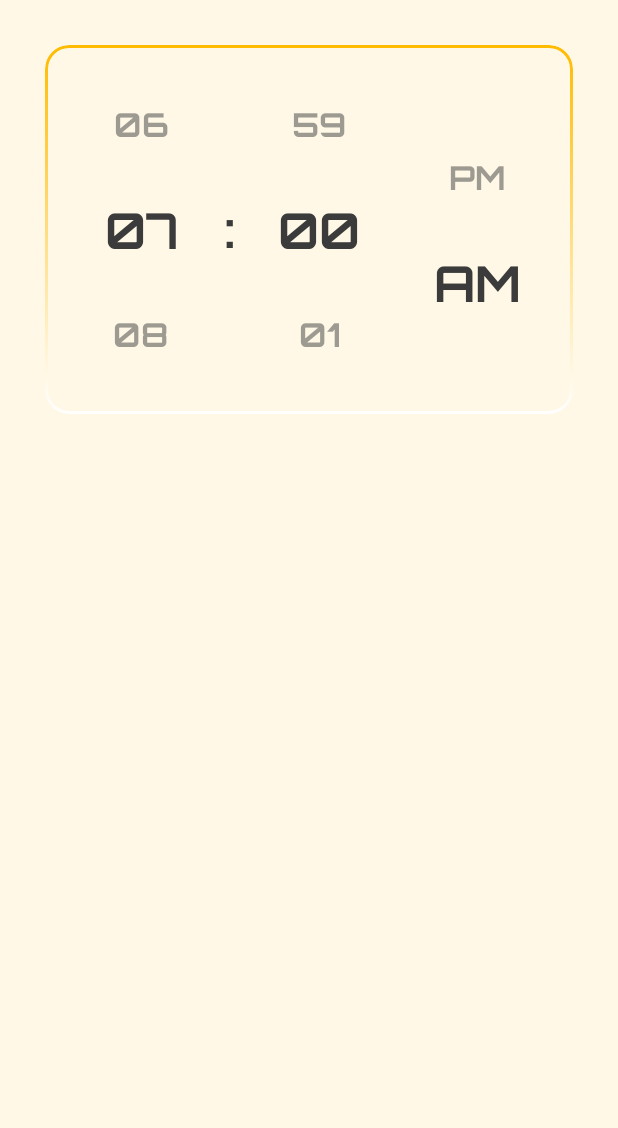
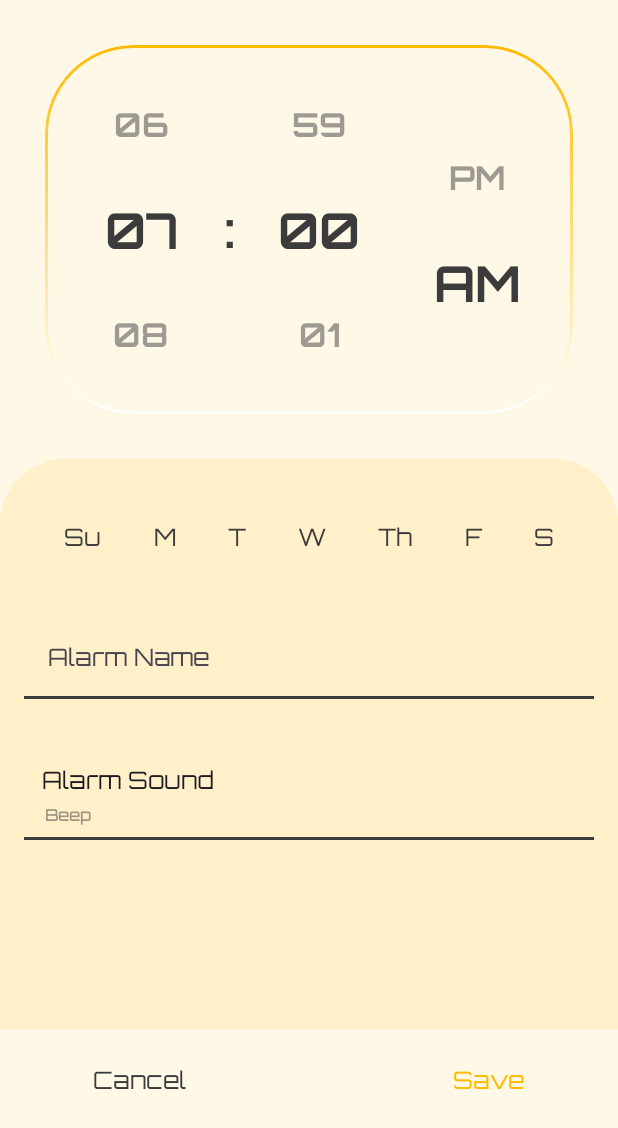
Before and after one commit to Penielalex/QRise, an Android app built with Jetpack Compose: the CreateScreen screen opened through its navigation route, on a phone screen of 412 x 824 dp. Shown: the top 1128 px of the screen. Run offline under Robolectric (Android 15) with nearby library versions, the phone set to English and light mode, and no system bars.

Commit message:
create Ui

```diff
--- a/app/src/main/java/com/example/qrise/ui/AlarmApp.kt
+++ b/app/src/main/java/com/example/qrise/ui/AlarmApp.kt
@@ -52,7 +52,7 @@ fun AlarmApp(){
 
                 }
                 composable(route = "create screen"){
-                    CreateScreen()
+                    CreateScreen(navback={navController.popBackStack()})
 
                 }
             }
--- a/app/src/main/java/com/example/qrise/ui/CreateScreen.kt
+++ b/app/src/main/java/com/example/qrise/ui/CreateScreen.kt
@@ -1,24 +1,88 @@
 package com.example.qrise.ui
 
-import androidx.compose.foundation.layout.Arrangement
-import androidx.compose.foundation.layout.Column
-import androidx.compose.foundation.layout.fillMaxSize
-import androidx.compose.material3.Text
-import androidx.compose.runtime.Composable
+import androidx.compose.foundation.layout.*
+import androidx.compose.material3.*
+import androidx.compose.runtime.*
 import androidx.compose.ui.Alignment
 import androidx.compose.ui.Modifier
+import androidx.compose.ui.unit.dp
+import androidx.navigation.NavController
+import com.example.qrise.ui.component.AlarmComponent
 import com.example.qrise.ui.component.ScrollableTimePicker
 
 @Composable
-fun CreateScreen() {
+fun CreateScreen(navback: () -> Unit) {
+    var selectedHour by remember { mutableStateOf(0) }
+    var selectedMinute by remember { mutableStateOf(0) }
+    var isAm by remember { mutableStateOf<Boolean?>(null) }
+
+    var selectedDays by remember { mutableStateOf(setOf<String>()) }
+    var alarmName by remember { mutableStateOf("") }
+    var selectedSound by remember { mutableStateOf<String?>(null) }
+
     Column(
         modifier = Modifier.fillMaxSize(),
         horizontalAlignment = Alignment.CenterHorizontally,
         verticalArrangement = Arrangement.Top
     ) {
-        ScrollableTimePicker { hour, minute, isAm ->
-            val amPm = if (isAm == null) "" else if (isAm) "AM" else "PM"
+        // Time Picker
+        ScrollableTimePicker { hour, minute, am ->
+            selectedHour = hour
+            selectedMinute = minute
+            isAm = am
+            val amPm = if (am == null) "" else if (am) "AM" else "PM"
             println("Selected Time: $hour:$minute $amPm")
+        }
+
+        // Alarm Component (days + name + sound)
+        AlarmComponent { days, name, sound ->
+            selectedDays = days
+            alarmName = name
+            selectedSound = sound
+            println("Selected Choice: $days  $sound $name")
+        }
+
+        Spacer(modifier = Modifier.height(10.dp))
+
+        // Action Buttons
+        Row(
+            modifier = Modifier.fillMaxWidth().padding(horizontal = 50.dp),
+            horizontalArrangement = Arrangement.SpaceBetween
+
+        ) {
+            TextButton(
+                onClick = {
+                    navback()
+
+
+                }
+            ) {
+                Text("Cancel", style=MaterialTheme.typography.bodyLarge, color = MaterialTheme.colorScheme.secondary)
+            }
+
+            TextButton(
+                onClick = {
+                    // Convert to 24-hour format
+                    val hour24 = when {
+                        isAm == null -> selectedHour // fallback
+                        isAm == true && selectedHour == 12 -> 0
+                        isAm == false && selectedHour != 12 -> selectedHour + 12
+                        else -> selectedHour
+                    }
+
+                    println(
+                        """
+                        SAVED ALARM:
+                        Time: $hour24:$selectedMinute
+                        Days: $selectedDays
+                        Name: $alarmName
+                        Sound: $selectedSound
+                        """.trimIndent()
+                    )
+                }
+            ) {
+                Text("Save",style=MaterialTheme.typography.bodyLarge, color = MaterialTheme.colorScheme.primary)
+            }
         }
     }
 }
--- /dev/null
+++ b/app/src/main/java/com/example/qrise/ui/component/AlarmComponent.kt
@@ -0,0 +1,267 @@
+package com.example.qrise.ui.component
+
+import android.media.MediaPlayer
+import android.widget.Toast
+import androidx.compose.foundation.background
+import androidx.compose.foundation.clickable
+import androidx.compose.foundation.layout.*
+import androidx.compose.foundation.shape.RoundedCornerShape
+import androidx.compose.material.icons.materialIcon
+import androidx.compose.material3.Button
+import androidx.compose.material3.Checkbox
+import androidx.compose.material3.ExperimentalMaterial3Api
+import androidx.compose.material3.MaterialTheme
+import androidx.compose.material3.Surface
+import androidx.compose.material3.Text
+import androidx.compose.material3.TextField
+import androidx.compose.material3.TextFieldDefaults
+
+
+import androidx.compose.runtime.*
+import androidx.compose.ui.Alignment
+import androidx.compose.ui.Modifier
+import androidx.compose.ui.draw.drawBehind
+import androidx.compose.ui.geometry.Offset
+import androidx.compose.ui.graphics.Color
+import androidx.compose.ui.platform.LocalContext
+import androidx.compose.ui.platform.LocalLifecycleOwner
+import androidx.compose.ui.text.input.TextFieldValue
+import androidx.compose.ui.unit.dp
+import androidx.compose.ui.window.Dialog
+import androidx.lifecycle.Lifecycle
+import androidx.lifecycle.LifecycleEventObserver
+import com.example.qrise.R
+
+@OptIn(ExperimentalMaterial3Api::class)
+@Composable
+fun AlarmComponent(
+    onChoiceSelected: (selectedDays: Set<String>, alarmName: String, selectedSound: String?) -> Unit
+
+) {
+    val context = LocalContext.current
+    var mediaPlayer by remember { mutableStateOf<MediaPlayer?>(null) }
+
+
+    val lifecycleOwner = LocalLifecycleOwner.current
+
+    DisposableEffect(lifecycleOwner) {
+        val observer = LifecycleEventObserver { _, event ->
+            if (event == Lifecycle.Event.ON_STOP) {
+                mediaPlayer?.pause() // or stop()
+            }
+        }
+        lifecycleOwner.lifecycle.addObserver(observer)
+
+        onDispose {
+            lifecycleOwner.lifecycle.removeObserver(observer)
+            mediaPlayer?.stop()
+            mediaPlayer?.release()
+            mediaPlayer = null
+        }
+    }
+
+    DisposableEffect(Unit) {
+        onDispose {
+            mediaPlayer?.stop()
+            mediaPlayer?.release()
+            mediaPlayer = null
+        }
+    }
+
+    fun playSound(resId: Int) {
+        mediaPlayer?.stop()
+        mediaPlayer?.release() // stop previous
+        mediaPlayer = null
+        mediaPlayer = MediaPlayer.create(context, resId)
+        mediaPlayer?.setOnCompletionListener {
+            it.release()
+            mediaPlayer = null
+        }
+        mediaPlayer?.start()
+    }
+    var selectedDays by remember { mutableStateOf(setOf<String>()) }
+    var alarmName by remember { mutableStateOf(TextFieldValue("")) }
+    var showSoundDialog by remember { mutableStateOf(false) }
+    var selectedSound by remember { mutableStateOf("Beep") }
+
+    val days = listOf("Su", "M", "T", "W", "Th", "F", "S")
+
+    val sounds = listOf(
+        "Beep" to R.raw.beep,
+        "All in one" to R.raw.all,
+        "Rock n Role" to R.raw.rock,
+        "Trumpets" to R.raw.trumpet
+    )
+
+    LaunchedEffect(selectedDays, selectedSound, alarmName) {
+        onChoiceSelected(selectedDays, alarmName.text,selectedSound)
+    }
+
+    Column(
+        modifier = Modifier
+            .fillMaxWidth()
+            .height(380.dp)
+            .background(
+                color = MaterialTheme.colorScheme.tertiary,
+                shape = RoundedCornerShape(topStart = 43.dp, topEnd = 43.dp)
+            )
+            .padding(16.dp)
+    ) {
+        // Weekdays row
+        Row(
+            modifier = Modifier.fillMaxWidth()
+                .padding(top=16.dp, bottom = 16.dp),
+            horizontalArrangement = Arrangement.SpaceEvenly
+        ) {
+            days.forEach { day ->
+                val isSelected = selectedDays.contains(day)
+
+                Text(
+                    text = day,
+                    color = if (isSelected) MaterialTheme.colorScheme.primary else MaterialTheme.colorScheme.secondary,
+                    modifier = Modifier
+                        .clickable {
+                            selectedDays = if (isSelected) {
+                                // Remove day -> create new Set
+                                selectedDays - day
+                            } else {
+                                // Add day -> create new Set
+                                selectedDays + day
+                            }
+
+                            println("Selected days: $selectedDays")
+                        }
+                        .padding(8.dp)
+                )
+            }
+
+        }
+
+        Spacer(modifier = Modifier.height(16.dp))
+
+        // Alarm name TextField
+        val lineColor = MaterialTheme.colorScheme.secondary
+        TextField(
+            value = alarmName,
+            onValueChange = { alarmName = it },
+            placeholder = { Text("Alarm Name") },
+            singleLine = true,
+            modifier = Modifier
+                .fillMaxWidth()
+                .drawBehind {
+                    val strokeWidth = 2.dp.toPx()
+                    val y = size.height - strokeWidth / 2
+
+                    drawLine(
+                        color = lineColor,
+                        start = Offset(0f, y),
+                        end = Offset(size.width, y),
+                        strokeWidth = strokeWidth
+                    )
+                },
+            colors = TextFieldDefaults.textFieldColors(
+                containerColor = Color.Transparent,
+                focusedIndicatorColor = Color.Transparent,
+                unfocusedIndicatorColor = Color.Transparent,
+                disabledIndicatorColor = Color.Transparent
+            )
+        )
+
+        Spacer(modifier = Modifier.height(30.dp))
+
+        // Sound selector
+        Column(
+            modifier = Modifier
+                .fillMaxWidth()
+                .clickable {showSoundDialog = true }
+                .padding(vertical = 12.dp)
+                .drawBehind {
+                    // Draw bottom underline
+                    val strokeWidth = 2.dp.toPx()
+                    val y = size.height - strokeWidth / 2
+                    drawLine(
+                        color = lineColor,
+                        start = Offset(0f, y),
+                        end = Offset(size.width, y),
+                        strokeWidth = strokeWidth
+                    )
+                }
+        ) {
+            Text(
+                modifier = Modifier.padding(start= 12.dp),
+                text = "Alarm Sound",
+
+            )
+            Spacer(modifier = Modifier.height(4.dp))
+            Text(
+                modifier = Modifier.padding(start= 14.dp),
+                text = selectedSound,
+                style = MaterialTheme.typography.labelSmall,
+                color = MaterialTheme.colorScheme.secondary.copy(alpha = 0.5f)
+
+            )
+            Spacer(modifier = Modifier.height(10.dp))
+        }
+
+        // Sound selection dialog
+        if (showSoundDialog) {
+            Dialog(onDismissRequest = { mediaPlayer?.stop()  // Stop sound when dialog is dismissed
+                mediaPlayer?.release()  // Release the MediaPlayer
+                mediaPlayer = null
+                showSoundDialog = false }) {
+                Surface(
+                    shape = RoundedCornerShape(12.dp),
+                    color = MaterialTheme.colorScheme.background
+                ) {
+                    var tempSelectedSound by remember { mutableStateOf(selectedSound) }
+
+                    Column(
+                        modifier = Modifier.padding(16.dp),
+                        verticalArrangement = Arrangement.spacedBy(8.dp)
+                    ) {
+                        sounds.forEach { (name, resId) ->
+                            Row(
+                                modifier = Modifier
+                                    .fillMaxWidth()
+                                    .clickable {
+                                        tempSelectedSound = name
+                                        playSound(resId)
+                                    }
+                                    .padding(8.dp),
+                                verticalAlignment = Alignment.CenterVertically
+                            ) {
+                                Checkbox(
+                                    checked = tempSelectedSound == name,
+                                    onCheckedChange = {
+                                        tempSelectedSound = name
+                                        playSound(resId)
+                                    }
+                                )
+                                Spacer(modifier = Modifier.width(8.dp))
+                                Text(text = name, color = MaterialTheme.colorScheme.onBackground)
+                            }
+                        }
+
+                        Spacer(modifier = Modifier.height(16.dp))
+
+                        Button(
+                            modifier = Modifier.align(Alignment.End),
+                            onClick = {
+                                selectedSound = tempSelectedSound
+                                mediaPlayer?.stop()
+                                mediaPlayer?.release()
+                                mediaPlayer = null
+                                showSoundDialog = false
+
+                            }
+                        ) {
+                            Text("Save")
+                        }
+                    }
+                }
+            }
+        }
+
+
+    }
+}
--- a/app/src/main/java/com/example/qrise/ui/component/ScrollableTimePicker.kt
+++ b/app/src/main/java/com/example/qrise/ui/component/ScrollableTimePicker.kt
@@ -64,13 +64,13 @@ fun ScrollableTimePicker(
     Box(
         modifier = Modifier
             .padding(30.dp)
-            .clip(RoundedCornerShape(16.dp))
+            .clip(RoundedCornerShape(59.dp))
             .border(
                 width = 2.dp,
                 brush = Brush.verticalGradient(
                     colors = listOf(MaterialTheme.colorScheme.primary, Color.White)
                 ),
-                shape = RoundedCornerShape(16.dp)
+                shape = RoundedCornerShape(59.dp)
             )
             .padding(8.dp)
             .fillMaxWidth()
--- a/app/src/main/java/com/example/qrise/ui/theme/Color.kt
+++ b/app/src/main/java/com/example/qrise/ui/theme/Color.kt
@@ -5,3 +5,5 @@ import androidx.compose.ui.graphics.Color
 val Orange = Color(0xFFFFBB00)
 val White = Color(0xFFFFF8E6)
 val Black  = Color(0xFF3B3B3B)
+val PureBlack = Color.Black
+val OffWhite= Color(0XFFFFF0C9)
--- a/app/src/main/java/com/example/qrise/ui/theme/Theme.kt
+++ b/app/src/main/java/com/example/qrise/ui/theme/Theme.kt
@@ -10,13 +10,15 @@ import androidx.compose.ui.graphics.Color
 private val DarkColorScheme = darkColorScheme(
     primary = Orange,
     secondary = White,
-    background = Black
+    background = Black,
+    tertiary = PureBlack
 )
 
 private val LightColorScheme = lightColorScheme(
     primary = Orange,
     secondary = Black,
-    background = White
+    background = White,
+    tertiary = OffWhite
 )
 
 @Composable
```
Also changed, not shown: 4 other files.
